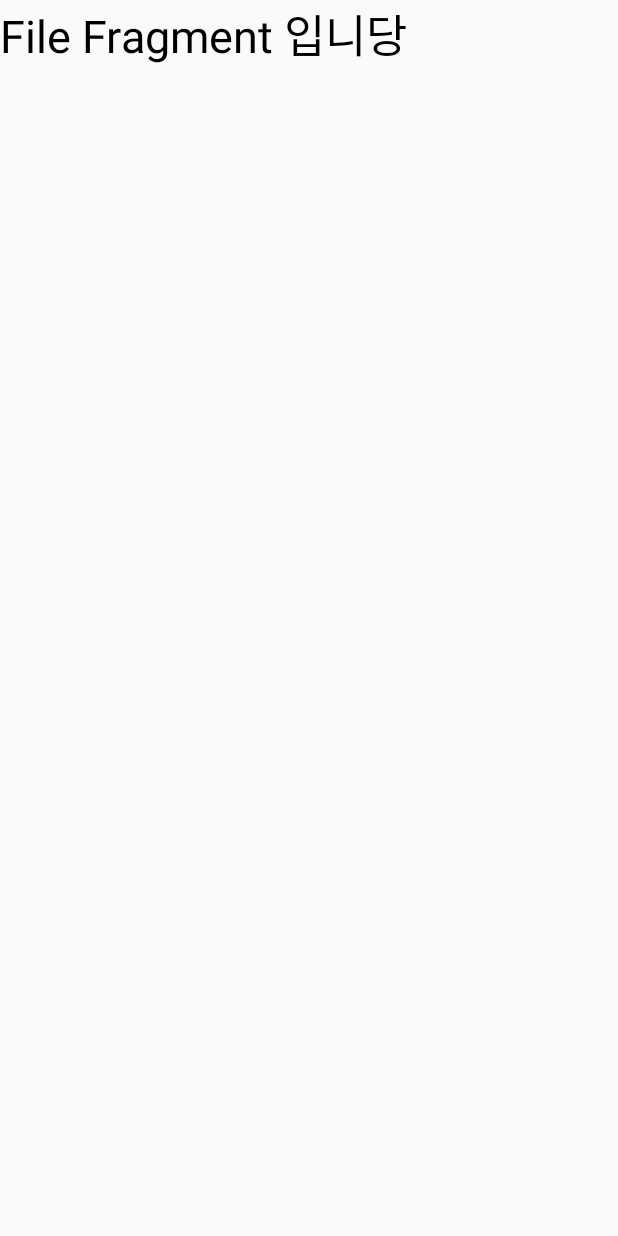
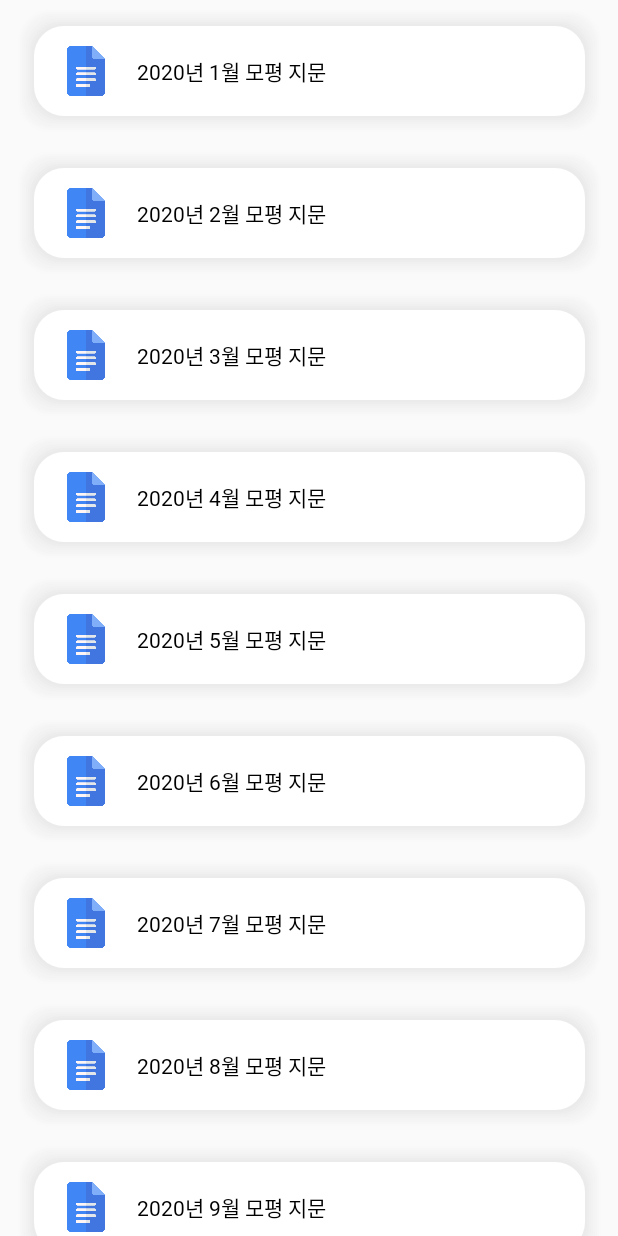
Before and after one commit to 2020Network/NetworkAndroid, an Android app: the fragment FileFragment shown on its own in the app's theme, on a phone screen of 412 x 824 dp. Run offline under Robolectric (Android 15) with nearby library versions, the phone set to English and light mode, and no system bars.

Commit message:
[UPDATE] File Fragment

```diff
--- /dev/null
+++ b/app/src/main/java/com/example/studygorup/FileAdapter.java
@@ -0,0 +1,57 @@
+package com.example.studygorup;
+
+import android.content.Context;
+import android.util.Log;
+import android.view.LayoutInflater;
+import android.view.View;
+import android.view.ViewGroup;
+import android.widget.TextView;
+
+import androidx.annotation.NonNull;
+import androidx.recyclerview.widget.RecyclerView;
+
+import java.util.ArrayList;
+import java.util.List;
+
+public class FileAdapter extends RecyclerView.Adapter<FileAdapter.Holder>{
+
+    private Context context;
+    private List<String> list = new ArrayList<>();
+
+    public FileAdapter(Context context, List<String> list) {
+        this.context = context;
+        this.list = list;
+    }
+
+
+    @NonNull
+    @Override
+    public FileAdapter.Holder onCreateViewHolder(@NonNull ViewGroup parent, int viewType) {
+        View view = LayoutInflater.from(parent.getContext()).inflate(R.layout.file_row, parent, false);
+        Holder holder = new Holder(view);
+
+        return holder;
+    }
+
+    @Override
+    public void onBindViewHolder(@NonNull Holder holder, int position) {
+        int itemposition = position;
+        holder.fileName.setText(list.get(itemposition));
+    }
+
+
+    @Override
+    public int getItemCount() {
+        return list.size();
+    }
+
+
+    public class Holder extends RecyclerView.ViewHolder{
+        public TextView fileName;
+
+        public Holder(View view) {
+            super(view);
+            fileName = view.findViewById(R.id.fileName);
+        }
+    }
+}
--- a/app/src/main/java/com/example/studygorup/FileFragment.java
+++ b/app/src/main/java/com/example/studygorup/FileFragment.java
@@ -3,22 +3,47 @@ package com.example.studygorup;
 import android.os.Bundle;
 
 import androidx.fragment.app.Fragment;
+import androidx.recyclerview.widget.LinearLayoutManager;
+import androidx.recyclerview.widget.RecyclerView;
 
+import android.util.Log;
 import android.view.LayoutInflater;
 import android.view.View;
 import android.view.ViewGroup;
 
+import java.util.ArrayList;
+
 
 public class FileFragment extends Fragment {
-    public FileFragment() {
-
-    }
-
+    private RecyclerView recyclerView;
+    private FileAdapter adapter;
+    private ArrayList<String> list = new ArrayList<>();
 
     @Override
     public View onCreateView(LayoutInflater inflater, ViewGroup container,
                              Bundle savedInstanceState) {
         View view = inflater.inflate(R.layout.fragment_file, container, false);
+
+        recyclerView = view.findViewById(R.id.recycler);
+
+        list = createNoticeList(10);
+        recyclerView.setHasFixedSize(true);
+        adapter = new FileAdapter(getActivity(),list);
+        recyclerView.setLayoutManager(new LinearLayoutManager(getActivity()));
+        recyclerView.setAdapter(adapter);
+
+        Log.d("TAG", "Notice Fragment");
+
         return view;
     }
+
+    private ArrayList<String> createNoticeList(int num) {
+        ArrayList<String> contacts = new ArrayList<String>();
+
+        for(int i =1; i<= num; i++){
+            contacts.add("2020년 "+i+"월 모평 지문");
+        }
+
+        return contacts;
+    }
 }
--- /dev/null
+++ b/app/src/main/res/drawable/file_row_shape.xml
@@ -0,0 +1,131 @@
+<?xml version="1.0" encoding="utf-8"?>
+<layer-list xmlns:android="http://schemas.android.com/apk/res/android">
+    <item>
+        <shape>
+            <padding
+                android:bottom="1.5dp"
+                android:left="1.5dp"
+                android:right="1.5dp"
+                android:top="1.5dp" />
+            <solid
+                android:color="#00cccccc"   />
+            <corners
+                android:radius="20dp"   />
+        </shape>
+    </item>
+    <item>
+        <shape>
+            <padding
+                android:bottom="1.5dp"
+                android:left="1.5dp"
+                android:right="1.5dp"
+                android:top="1.5dp" />
+            <solid
+                android:color="#06cccccc"   />
+            <corners
+                android:radius="20dp"   />
+        </shape>
+    </item>
+    <item>
+        <shape>
+            <padding
+                android:bottom="1.5dp"
+                android:left="1.5dp"
+                android:right="1.5dp"
+                android:top="1.5dp" />
+            <solid
+                android:color="#09cccccc"   />
+            <corners
+                android:radius="20dp"   />
+        </shape>
+    </item>
+    <item>
+        <shape>
+            <padding
+                android:bottom="1.5dp"
+                android:left="1.5dp"
+                android:right="1.5dp"
+                android:top="1.5dp" />
+            <solid
+                android:color="#0Bcccccc"   />
+            <corners
+                android:radius="20dp"   />
+        </shape>
+    </item>
+    <item>
+        <shape>
+            <padding
+                android:bottom="1.5dp"
+                android:left="1.5dp"
+                android:right="1.5dp"
+                android:top="1.5dp" />
+            <solid
+                android:color="#0Dcccccc"   />
+            <corners
+                android:radius="20dp"   />
+        </shape>
+    </item>
+    <item>
+        <shape>
+            <padding
+                android:bottom="1.5dp"
+                android:left="1.5dp"
+                android:right="1.5dp"
+                android:top="1.5dp" />
+            <solid
+                android:color="#10cccccc"   />
+            <corners
+                android:radius="20dp"   />
+        </shape>
+    </item>
+    <item>
+        <shape>
+            <padding
+                android:bottom="1.5dp"
+                android:left="1.5dp"
+                android:right="1.5dp"
+                android:top="1.5dp" />
+            <solid
+                android:color="#12cccccc"   />
+            <corners
+                android:radius="20dp"   />
+        </shape>
+    </item>
+    <item>
+        <shape>
+            <padding
+                android:bottom="1.5dp"
+                android:left="1.5dp"
+                android:right="1.5dp"
+                android:top="1.5dp" />
+            <solid
+                android:color="#15cccccc"   />
+            <corners
+                android:radius="20dp"   />
+        </shape>
+    </item>
+    <item>
+        <shape>
+            <padding
+                android:bottom="1.5dp"
+                android:left="1.5dp"
+                android:right="1.5dp"
+                android:top="1.5dp" />
+            <solid
+                android:color="#17cccccc"   />
+            <corners
+                android:radius="20dp"   />
+        </shape>
+    </item>
+    <item>
+        <shape>
+            <size
+                android:width="367dp"
+                android:height="60dp"   />
+            <solid
+                android:color="@color/colorWhite"   />
+            <corners
+                android:radius="20dp"   />
+        </shape>
+    </item>
+</layer-list>
--- /dev/null
+++ b/app/src/main/res/layout/file_row.xml
@@ -0,0 +1,42 @@
+<?xml version="1.0" encoding="utf-8"?>
+<androidx.constraintlayout.widget.ConstraintLayout
+    xmlns:android="http://schemas.android.com/apk/res/android"
+    xmlns:app="http://schemas.android.com/apk/res-auto"
+    xmlns:tools="http://schemas.android.com/tools"
+    android:layout_width="match_parent"
+    android:layout_height="wrap_content"
+    android:padding="5dp">
+
+    <ImageView
+        android:id="@+id/imageView5"
+        android:layout_width="wrap_content"
+        android:layout_height="wrap_content"
+        app:layout_constraintBottom_toBottomOf="parent"
+        app:layout_constraintEnd_toEndOf="parent"
+        app:layout_constraintStart_toStartOf="parent"
+        app:layout_constraintTop_toTopOf="parent"
+        app:srcCompat="@drawable/file_row_shape" />
+
+    <ImageView
+        android:id="@+id/imageView6"
+        android:layout_width="33dp"
+        android:layout_height="33dp"
+        android:layout_marginStart="30dp"
+        app:layout_constraintBottom_toBottomOf="parent"
+        app:layout_constraintStart_toStartOf="@+id/imageView5"
+        app:layout_constraintTop_toTopOf="@+id/imageView5"
+        app:srcCompat="@drawable/google_docs" />
+
+    <TextView
+        android:id="@+id/fileName"
+        android:layout_width="wrap_content"
+        android:layout_height="wrap_content"
+        android:layout_marginStart="17dp"
+        android:text="파일 이름"
+        android:textColor="#000000"
+        android:textSize="14dp"
+        android:fontFamily="@font/appleneom"
+        app:layout_constraintBottom_toBottomOf="parent"
+        app:layout_constraintStart_toEndOf="@+id/imageView6"
+        app:layout_constraintTop_toTopOf="parent" />
+</androidx.constraintlayout.widget.ConstraintLayout>
--- a/app/src/main/res/layout/fragment_file.xml
+++ b/app/src/main/res/layout/fragment_file.xml
@@ -5,11 +5,9 @@
     android:layout_height="match_parent"
     tools:context=".FileFragment">
 
-    <TextView
+
+    <androidx.recyclerview.widget.RecyclerView
         android:layout_width="match_parent"
         android:layout_height="match_parent"
-        android:text="File Fragment 입니당"
-        android:textColor="#000000"
-        android:textSize="30dp"/>
-
+        android:id="@+id/recycler"/>
 </FrameLayout>
--- a/app/src/main/res/layout/notice_row.xml
+++ b/app/src/main/res/layout/notice_row.xml
@@ -16,7 +16,7 @@
         app:layout_constraintEnd_toEndOf="parent"
         app:layout_constraintStart_toStartOf="parent"
         app:layout_constraintTop_toTopOf="parent"
-        app:srcCompat="@drawable/shadow" />
+        app:srcCompat="@drawable/notice_row_shape" />
 
     <TextView
         android:id="@+id/textTitle"
```
Also changed, not shown: app/src/main/res/drawable-v24/google_docs.png (added), app/src/main/res/drawable/notice_row_shape.xml (renamed from app/src/main/res/drawable/shadow.xml).
